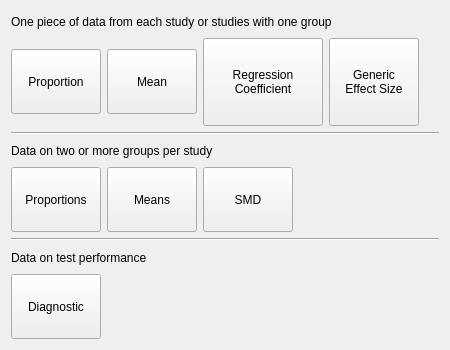
First picture: the form in src/forms/data_type_page.ui, repository AliSalman-et-al/openmeta-analyst-community, before the edit.
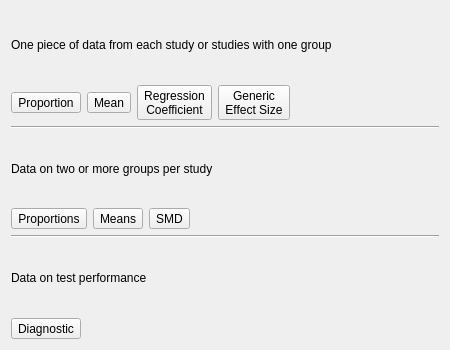
Second picture: the form after the edit. Icons and pictures are not drawn.

Commit message:
Fix data type wizard button sizing
Normalize the new-dataset data-type buttons from their current Qt size hints instead of preserving per-button fixed dimensions from the generated UI. This removes the mismatched min/max constraints that made the regression coefficient and generic effect size choices render taller or wider than the rest while preserving the wizard's existing selection behavior.

Closes #172

Patch:
```diff
--- a/src/forms/data_type_page.ui
+++ b/src/forms/data_type_page.ui
@@ -39,18 +39,6 @@
     <layout class="QHBoxLayout" name="horizontalLayout_3">
      <item>
       <widget class="QToolButton" name="onearm_proportion_Button">
-       <property name="minimumSize">
-        <size>
-         <width>90</width>
-         <height>65</height>
-        </size>
-       </property>
-       <property name="maximumSize">
-        <size>
-         <width>90</width>
-         <height>65</height>
-        </size>
-       </property>
        <property name="text">
         <string>Proportion</string>
        </property>
@@ -77,18 +65,6 @@
      </item>
      <item>
       <widget class="QToolButton" name="onearm_mean_Button">
-       <property name="minimumSize">
-        <size>
-         <width>90</width>
-         <height>65</height>
-        </size>
-       </property>
-       <property name="maximumSize">
-        <size>
-         <width>90</width>
-         <height>65</height>
-        </size>
-       </property>
        <property name="baseSize">
         <size>
          <width>10</width>
@@ -121,18 +97,6 @@
      </item>
      <item>
       <widget class="QToolButton" name="onearm_single_reg_coef_Button">
-       <property name="minimumSize">
-        <size>
-         <width>120</width>
-         <height>88</height>
-        </size>
-       </property>
-       <property name="maximumSize">
-        <size>
-         <width>120</width>
-         <height>88</height>
-        </size>
-       </property>
        <property name="baseSize">
         <size>
          <width>10</width>
@@ -166,18 +130,6 @@
      </item>
      <item>
       <widget class="QToolButton" name="onearm_generic_effect_size_Button">
-       <property name="minimumSize">
-        <size>
-         <width>90</width>
-         <height>88</height>
-        </size>
-       </property>
-       <property name="maximumSize">
-        <size>
-         <width>90</width>
-         <height>88</height>
-        </size>
-       </property>
        <property name="baseSize">
         <size>
          <width>10</width>
@@ -245,18 +197,6 @@
     <layout class="QHBoxLayout" name="horizontalLayout_2">
      <item>
       <widget class="QToolButton" name="twoarm_proportions_Button">
-       <property name="minimumSize">
-        <size>
-         <width>90</width>
-         <height>65</height>
-        </size>
-       </property>
-       <property name="maximumSize">
-        <size>
-         <width>90</width>
-         <height>65</height>
-        </size>
-       </property>
        <property name="baseSize">
         <size>
          <width>10</width>
@@ -289,18 +229,6 @@
      </item>
      <item>
       <widget class="QToolButton" name="twoarm_means_Button">
-       <property name="minimumSize">
-        <size>
-         <width>90</width>
-         <height>65</height>
-        </size>
-       </property>
-       <property name="maximumSize">
-        <size>
-         <width>90</width>
-         <height>65</height>
-        </size>
-       </property>
        <property name="baseSize">
         <size>
          <width>10</width>
@@ -333,18 +261,6 @@
      </item>
      <item>
       <widget class="QToolButton" name="twoarm_smds_Button">
-       <property name="minimumSize">
-        <size>
-         <width>90</width>
-         <height>65</height>
-        </size>
-       </property>
-       <property name="maximumSize">
-        <size>
-         <width>90</width>
-         <height>65</height>
-        </size>
-       </property>
        <property name="baseSize">
         <size>
          <width>10</width>
@@ -408,18 +324,6 @@
     <layout class="QHBoxLayout" name="horizontalLayout">
      <item>
       <widget class="QToolButton" name="diagnostic_Button">
-       <property name="minimumSize">
-        <size>
-         <width>90</width>
-         <height>65</height>
-        </size>
-       </property>
-       <property name="maximumSize">
-        <size>
-         <width>90</width>
-         <height>65</height>
-        </size>
-       </property>
        <property name="baseSize">
         <size>
          <width>10</width>
```
The commit also changes 3 other files.
